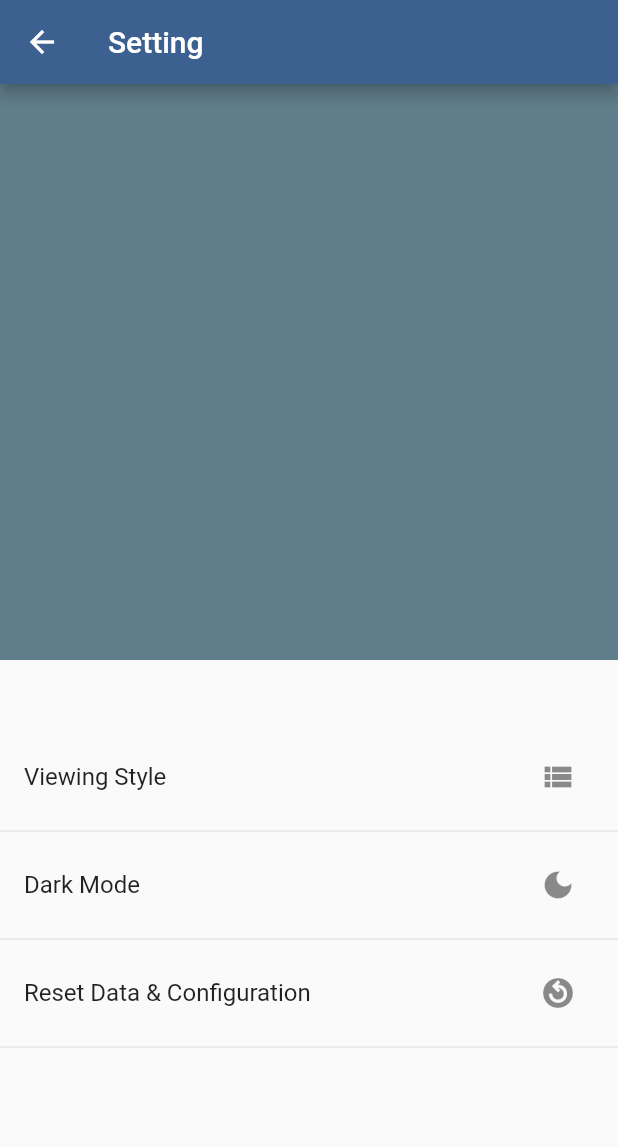
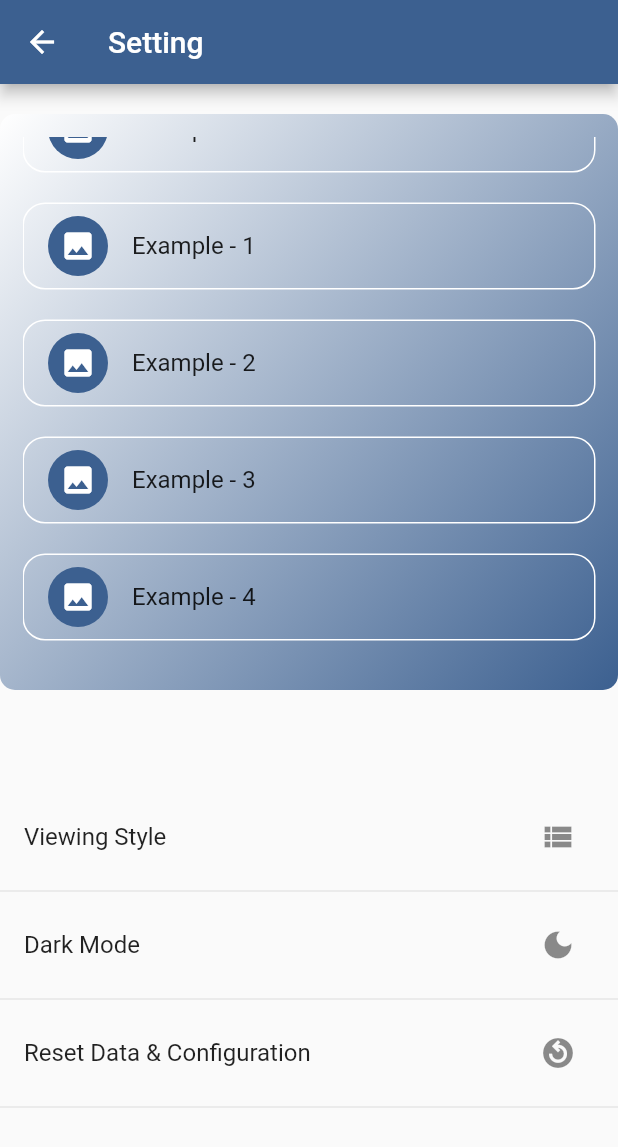
Before and after one commit to Maulidito/location-app, a Flutter app: the HomeScreen screen opened by its route, after a tap on the "settings" icon, on a phone screen of 412 x 824 dp. Shown: the top 1147 px of the screen. Run offline on Flutter 3.47's test engine with Material 2 defaults, Android fonts, the phone set to English and light mode, and no system bars; our stand-ins replace carousel_slider, google_maps_flutter, image_picker, location, shared_preferences and 1 more; missing offline and left inert: dart:ffi; accounts and stored records are empty.

Commit message:
add change list style to carousel, add example list and caraousel

```diff
--- a/lib/config/theme/theme_light.dart
+++ b/lib/config/theme/theme_light.dart
@@ -1,10 +1,12 @@
 import 'package:flutter/material.dart';
 
 class ThemeConfiguration {
+  final Color themeofApp = const Color(0xFF003566);
   ThemeData themeLight() {
     return ThemeData(
         colorScheme: ColorScheme.fromSeed(
-      seedColor: const Color(0xFF003566),
+      seedColor: themeofApp,
+      secondary: Color(0xFFFFBA49),
       brightness: Brightness.light,
     ).copyWith());
   }
@@ -12,7 +14,7 @@ class ThemeConfiguration {
   ThemeData themeDark() {
     return ThemeData(
         colorScheme: ColorScheme.fromSeed(
-                seedColor: const Color(0xFF003566), brightness: Brightness.dark)
+                seedColor: themeofApp, brightness: Brightness.dark)
             .copyWith());
   }
 }
--- /dev/null
+++ b/lib/constant/constants.dart
@@ -0,0 +1,3 @@
+const LISTSTYLEPREF = "LISTSTYLEPREF";
+const LISTMODE = "LISTMODE";
+const CAROUSELMODE = "CARAOUSELMODE";
--- a/lib/main.dart
+++ b/lib/main.dart
@@ -1,6 +1,7 @@
 import 'package:flutter/material.dart';
 import 'package:location_app/config/routes/routes.dart';
 import 'package:location_app/config/theme/theme_light.dart';
+import 'package:location_app/providers/provider_list_style.dart';
 import 'package:location_app/providers/provider_place.dart';
 import 'package:location_app/providers/provider_theme.dart';
 
@@ -21,7 +22,8 @@ class MyApp extends StatelessWidget {
     return MultiProvider(
       providers: [
         ChangeNotifierProvider(create: (context) => AllPlaces()),
-        ChangeNotifierProvider(create: (context) => ProviderTheme())
+        ChangeNotifierProvider(create: (context) => ProviderTheme()),
+        ChangeNotifierProvider(create: (context) => ProviderListStyle())
       ],
       child: LoadApp(),
     );
--- /dev/null
+++ b/lib/providers/provider_list_style.dart
@@ -0,0 +1,27 @@
+import 'dart:ffi';
+
+import 'package:flutter/material.dart';
+import 'package:location_app/constant/constants.dart';
+import 'package:shared_preferences/shared_preferences.dart';
+
+class ProviderListStyle with ChangeNotifier {
+  String? listMode;
+
+  Future<void> changeMode(String value) async {
+    final pref = await SharedPreferences.getInstance();
+    await pref.setString(LISTSTYLEPREF, value);
+    listMode = value;
+    notifyListeners();
+  }
+
+  Future<void> getListStylePreference() async {
+    final pref = await SharedPreferences.getInstance();
+    final value = pref.getString(LISTSTYLEPREF);
+    listMode = value ?? LISTMODE;
+    notifyListeners();
+  }
+
+  bool isList() {
+    return listMode == LISTMODE;
+  }
+}
--- a/lib/screens/home_screen/home_screen.dart
+++ b/lib/screens/home_screen/home_screen.dart
@@ -1,6 +1,9 @@
+import 'package:carousel_slider/carousel_slider.dart';
 import 'package:flutter/gestures.dart';
 import 'package:flutter/material.dart';
+import 'package:location_app/constant/constants.dart';
 import 'package:location_app/models/place.dart';
+import 'package:location_app/providers/provider_list_style.dart';
 import 'package:location_app/providers/provider_place.dart';
 import 'package:location_app/screens/add_address_screen/add_address_screen.dart';
 
@@ -8,6 +11,7 @@ import 'package:location_app/screens/item_address_screen/item_address_screen.dar
 import 'package:location_app/screens/setting_screen/setting_screen.dart';
 import 'package:provider/provider.dart';
 
+import 'widgets/carousel_item.dart';
 import 'widgets/list_item.dart';
 
 class HomeScreen extends StatefulWidget {
@@ -43,7 +47,7 @@ class _HomeScreenState extends State<HomeScreen> {
         floatingActionButton: FloatingActionButton(
           onPressed: () =>
               Navigator.of(context).pushNamed(AddAddressScreen.routeName),
-          backgroundColor: Theme.of(context).colorScheme.primary,
+          backgroundColor: Theme.of(context).colorScheme.secondary,
           enableFeedback: true,
           child: const Icon(Icons.add),
         ),
@@ -64,7 +68,18 @@ class _HomeScreenState extends State<HomeScreen> {
                 child: CircularProgressIndicator.adaptive(
                     backgroundColor: Theme.of(context).colorScheme.primary),
               )
-            : ContainerListPlace());
+            : Container(
+                decoration: BoxDecoration(
+                    gradient: LinearGradient(
+                  begin: Alignment.topLeft,
+                  end: Alignment.bottomRight,
+                  stops: [0.25, 0.8],
+                  colors: [
+                    Colors.white,
+                    Theme.of(context).colorScheme.primary.withOpacity(0.4)
+                  ],
+                )),
+                child: ContainerListPlace()));
   }
 }
 
@@ -75,20 +90,38 @@ class ContainerListPlace extends StatelessWidget {
 
   @override
   Widget build(BuildContext context) {
-    return Consumer<AllPlaces>(
-        builder: (ctx, dataPlace, widget) => dataPlace.items.isEmpty
-            ? const Center(
+    return Consumer<AllPlaces>(builder: (ctx, dataPlace, widget) {
+      if (dataPlace.items.isEmpty) {
+        return const Center(
           child: Text("You dont have any places, add one"),
-              )
-            : ListView.builder(
+        );
+      }
+      if (Provider.of<ProviderListStyle>(context).listMode == LISTMODE) {
+        return ListView.builder(
           itemCount: dataPlace.items.length,
           itemBuilder: (ctx, i) {
-                  debugPrint(
-                      "CHECK REBUILDING CONSUMER ${dataPlace.items.length}");
+            debugPrint("CHECK REBUILDING CONSUMER ${dataPlace.items.length}");
             return ListItem(
               dataPlace: dataPlace.items[i],
             );
           },
-              ));
+        );
+      }
+
+      return Center(
+        child: CarouselSlider.builder(
+            itemCount: dataPlace.items.length,
+            itemBuilder: (context, itemIndex, pageViewIndex) {
+              final data = dataPlace.items[itemIndex];
+              return CarouselItem(data: data);
+            },
+            options: CarouselOptions(
+              height: 400,
+              disableCenter: true,
+              enlargeStrategy: CenterPageEnlargeStrategy.scale,
+              enlargeCenterPage: true,
+            )),
+      );
+    });
   }
 }
--- a/lib/screens/setting_screen/setting_screen.dart
+++ b/lib/screens/setting_screen/setting_screen.dart
@@ -1,5 +1,9 @@
 import 'package:flutter/material.dart';
+import 'package:location_app/constant/constants.dart';
+import 'package:location_app/providers/provider_list_style.dart';
 import 'package:location_app/providers/provider_theme.dart';
+import 'package:location_app/screens/setting_screen/widgets/item_settings.dart';
+import 'package:location_app/screens/setting_screen/widgets/viewing_style_example.dart';
 import 'package:provider/provider.dart';
 
 class SettingScreen extends StatelessWidget {
@@ -13,18 +17,29 @@ class SettingScreen extends StatelessWidget {
           title: Text("Setting"),
         ),
         body: LayoutBuilder(
-          builder: (ctx, constraints) => Column(
+          builder: (ctx, constraints) => SingleChildScrollView(
+            child: Column(
               children: [
-              Container(
-                width: double.infinity,
-                height: constraints.maxHeight * 0.5,
-                color: Colors.blueGrey,
-              ),
+                ViewingStyleExample(constraints: constraints),
                 SizedBox(height: 50),
                 ListTile(
                   title: Text("Viewing Style"),
-                trailing:
-                    IconButton(onPressed: () {}, icon: Icon(Icons.view_list)),
+                  trailing: IconButton(
+                      onPressed: () async {
+                        final provider = Provider.of<ProviderListStyle>(context,
+                            listen: false);
+                        if (provider.listMode == LISTMODE) {
+                          return await provider.changeMode(CAROUSELMODE);
+                        }
+                        return await Provider.of<ProviderListStyle>(context,
+                                listen: false)
+                            .changeMode(LISTMODE);
+                      },
+                      icon: Icon(
+                          Provider.of<ProviderListStyle>(context).listMode ==
+                                  LISTMODE
+                              ? Icons.view_list
+                              : Icons.view_carousel)),
                 ),
                 Divider(),
                 itemSettings(),
@@ -38,32 +53,7 @@ class SettingScreen extends StatelessWidget {
                 Divider(),
               ],
             ),
+          ),
         ));
   }
 }
-
-class itemSettings extends StatefulWidget {
-  const itemSettings({
-    Key? key,
-  }) : super(key: key);
-
-  @override
-  State<itemSettings> createState() => _itemSettingsState();
-}
-
-class _itemSettingsState extends State<itemSettings> {
-  @override
-  Widget build(BuildContext context) {
-    final providerTheme = Provider.of<ProviderTheme>(context, listen: false);
-    return ListTile(
-      title: Text("Dark Mode"),
-      trailing: IconButton(
-          onPressed: () async {
-            await providerTheme.changeTheme(!providerTheme.themeMode!);
-          },
-          icon: providerTheme.themeMode!
-              ? Icon(Icons.dark_mode)
-              : Icon(Icons.light_mode)),
-    );
-  }
-}
--- /dev/null
+++ b/lib/screens/setting_screen/widgets/example_list_style.dart
@@ -0,0 +1,67 @@
+import 'package:carousel_slider/carousel_slider.dart';
+import 'package:flutter/material.dart';
+import 'package:location_app/constant/constants.dart';
+import 'package:location_app/providers/provider_list_style.dart';
+import 'package:provider/provider.dart';
+
+import 'caraousel_list_style.dart';
+
+class ExampleListStyle extends StatelessWidget {
+  ExampleListStyle({
+    Key? key,
+    required this.exampleData,
+  }) : super(key: key);
+
+  final List<String> exampleData;
+
+  final ScrollController _controllerList = ScrollController();
+  final GlobalKey ListKey = GlobalKey();
+
+  void runAnimationList(double? toPosition) async {
+    debugPrint("Check aniamtion");
+
+    await Future.delayed(Duration(milliseconds: 150));
+    if (ListKey.currentContext?.findRenderObject() == null) {
+      return;
+    }
+    await _controllerList
+        .animateTo(toPosition ?? _controllerList.position.maxScrollExtent,
+            duration: Duration(seconds: 4), curve: Curves.easeInOut)
+        .then((value) {
+      if (toPosition == 0.0) {
+        runAnimationList(
+          _controllerList.position.maxScrollExtent,
+        );
+        return;
+      }
+      runAnimationList(0.0);
+      return;
+    });
+  }
+
+  @override
+  Widget build(BuildContext context) {
+    runAnimationList(null);
+    return AnimatedList(
+      physics: ScrollPhysics(parent: null),
+      key: ListKey,
+      controller: _controllerList,
+      itemBuilder: (context, index, animation) => Container(
+        margin: EdgeInsets.symmetric(vertical: 10),
+        decoration: BoxDecoration(
+            borderRadius: BorderRadius.circular(15),
+            border: Border.all(color: Colors.white)),
+        child: ListTile(
+          leading: CircleAvatar(
+            foregroundColor: Colors.white,
+            backgroundColor: Theme.of(context).colorScheme.primary,
+            child: Icon(Icons.image),
+          ),
+          title: Text("${exampleData[index]} - $index"),
+          style: ListTileStyle.list,
+        ),
+      ),
+      initialItemCount: exampleData.length,
+    );
+  }
+}
--- /dev/null
+++ b/lib/screens/setting_screen/widgets/item_settings.dart
@@ -0,0 +1,30 @@
+import 'package:flutter/material.dart';
+import 'package:provider/provider.dart';
+
+import '../../../providers/provider_theme.dart';
+
+class itemSettings extends StatefulWidget {
+  const itemSettings({
+    Key? key,
+  }) : super(key: key);
+
+  @override
+  State<itemSettings> createState() => _itemSettingsState();
+}
+
+class _itemSettingsState extends State<itemSettings> {
+  @override
+  Widget build(BuildContext context) {
+    final providerTheme = Provider.of<ProviderTheme>(context, listen: false);
+    return ListTile(
+      title: Text("Dark Mode"),
+      trailing: IconButton(
+          onPressed: () async {
+            await providerTheme.changeTheme(!providerTheme.themeMode!);
+          },
+          icon: providerTheme.themeMode!
+              ? Icon(Icons.dark_mode)
+              : Icon(Icons.light_mode)),
+    );
+  }
+}
--- /dev/null
+++ b/lib/screens/setting_screen/widgets/viewing_style_example.dart
@@ -0,0 +1,38 @@
+import 'package:carousel_slider/carousel_slider.dart';
+import 'package:flutter/material.dart';
+import 'package:location_app/constant/constants.dart';
+import 'package:location_app/providers/provider_list_style.dart';
+import 'package:location_app/screens/setting_screen/widgets/caraousel_list_style.dart';
+import 'package:provider/provider.dart';
+
+import 'example_list_style.dart';
+
+class ViewingStyleExample extends StatelessWidget {
+  ViewingStyleExample({Key? key, required this.constraints}) : super(key: key);
+  final BoxConstraints constraints;
+  final List<String> exampleData = List.generate(10, (index) => "Example");
+  @override
+  Widget build(BuildContext context) {
+    return IgnorePointer(
+      ignoring: true,
+      child: Container(
+        padding: EdgeInsets.all(15),
+        alignment: Alignment.center,
+        margin: EdgeInsets.symmetric(vertical: 20),
+        width: double.infinity,
+        height: constraints.maxHeight * 0.5,
+        decoration: BoxDecoration(
+          borderRadius: BorderRadiusDirectional.circular(10),
+          gradient: LinearGradient(
+            colors: [Theme.of(context).colorScheme.primary, Colors.white],
+            begin: Alignment.bottomRight,
+            end: Alignment.topLeft,
+          ),
+        ),
+        child: Provider.of<ProviderListStyle>(context).isList()
+            ? ExampleListStyle(exampleData: exampleData)
+            : CaraouselListStyle(exampleData: exampleData),
+      ),
+    );
+  }
+}
--- a/pubspec.yaml
+++ b/pubspec.yaml
@@ -41,6 +41,7 @@ dependencies:
   sqflite: ^2.0.2
   google_maps_flutter: ^2.1.1
   shared_preferences: ^2.0.13
+  carousel_slider: ^4.0.0
 
 dev_dependencies:
   flutter_test:
```
Also changed, not shown: lib/screens/home_screen/widgets/carousel_item.dart (added, +76 -0 lines), lib/screens/home_screen/widgets/delete_system.dart (added, +45 -0 lines), lib/screens/home_screen/widgets/list_item.dart (+35 -43 lines), lib/screens/setting_screen/widgets/caraousel_list_style.dart (added, +31 -0 lines), lib/screens/splash_screen/splash_screen.dart (+7 -4 lines), pubspec.lock. Lines whose indentation alone changed are shown as unchanged.
